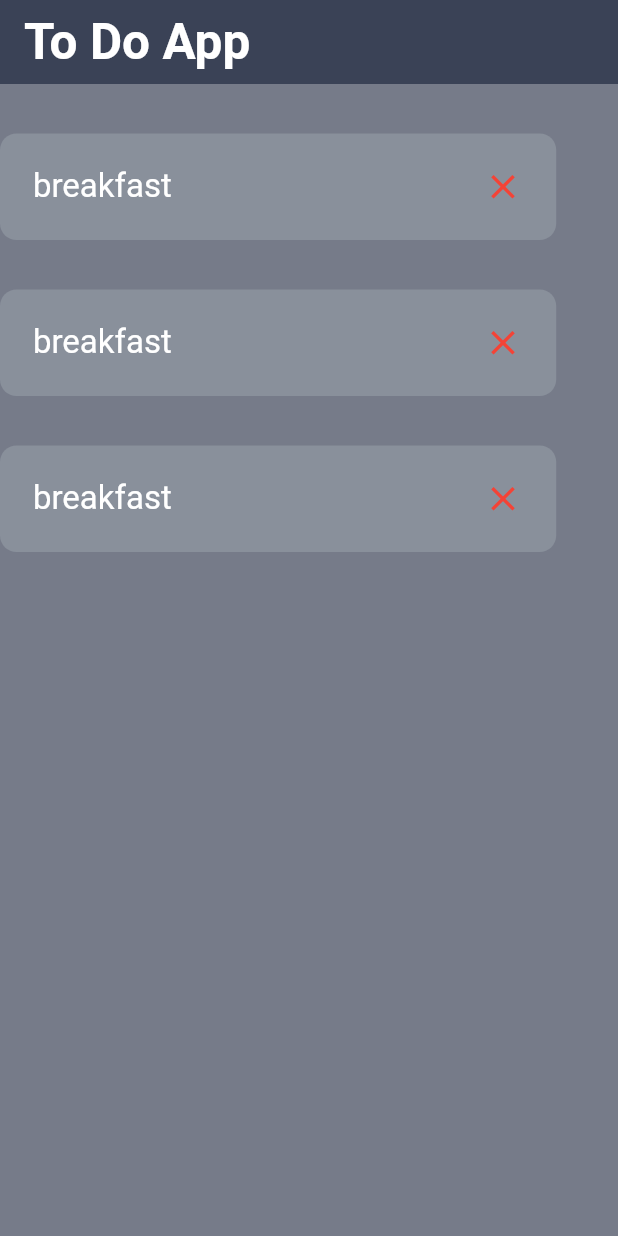
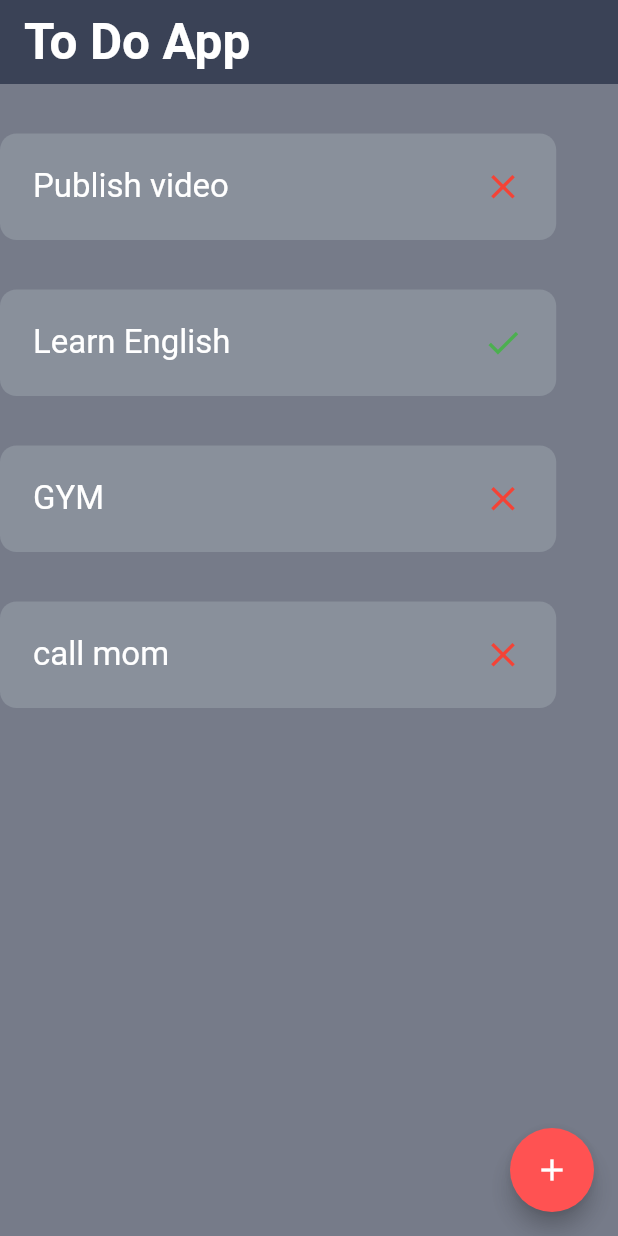
Before and after one commit to ArwaOsama92/flutter_todo_project, a Flutter app: the screen it shows after launch, on a phone screen of 412 x 824 dp. Run offline on Flutter 3.47's test engine with Material 2 defaults, Android fonts, the phone set to English and light mode, and no system bars.

Commit message:
ChangeTaskStatus

```diff
--- a/lib/main.dart
+++ b/lib/main.dart
@@ -24,10 +24,99 @@ class TodoApp extends StatefulWidget {
   State<TodoApp> createState() => _TodoAppState();
 }
 
+class Task {
+String title;
+bool status;
+Task({
+required this.title,
+required this.status,
+});
+
+}
+
+
+
+
+
+
+
 class _TodoAppState extends State<TodoApp> {
+
+List allTasks = [
+Task(title: "Publish video", status: false),
+Task(title: "Learn English", status: true),
+Task(title: "GYM", status: false),
+Task(title: "call mom", status: false),
+
+
+];
+
+addnewtask(){
+setState(() {
+  allTasks.add(
+    Task(title: myController.text, status: false)
+  );
+});
+}
+
+final myController = TextEditingController();
+
+
+
+
+
+
+
+
   @override
   Widget build(BuildContext context) {
     return Scaffold(
+      floatingActionButton: FloatingActionButton(
+        backgroundColor: Colors.redAccent,
+        child: Icon(Icons.add),
+        onPressed: (){
+          showDialog(
+            context: context,
+            builder: ( BuildContext context) {
+              return Dialog(
+                shape: RoundedRectangleBorder(borderRadius: BorderRadius.circular(20)),
+                child: Container(
+                  padding: EdgeInsets.all(22),
+                  height: 200,
+                  child: Column(
+                    mainAxisAlignment: MainAxisAlignment.center,
+                    children: [
+                      TextField(
+                        controller: myController,
+                          maxLength: 20,
+                          decoration: InputDecoration(
+                            hintText: "Add New Task"
+                          ),
+                      ),
+                      SizedBox(
+                        height: 30,
+                      ),
+                      TextButton(onPressed: (){
+                        addnewtask();
+                        Navigator.pop(context);
+                      },
+
+                       child: Text("ADD", style: TextStyle(fontSize: 22),))
+
+                    ],
+                  ),
+
+
+
+                  ),
+              );
+            },
+            );
+        }),
+
+
+
+
         backgroundColor: Color.fromRGBO(58, 66, 86, 0.7),
         appBar: AppBar(
           elevation: 0,
@@ -41,9 +130,10 @@ class _TodoAppState extends State<TodoApp> {
         body: Column(
           crossAxisAlignment: CrossAxisAlignment.center,
           children: [
-            TodoCard(),
-            TodoCard(),
-            TodoCard(),
+                  ...allTasks.map((item) => TodoCard(
+                    vartitle : item.title,
+                    doneORnot : item.status
+                  ))
 
 
 
--- a/lib/widgets.dart/todo-card.dart
+++ b/lib/widgets.dart/todo-card.dart
@@ -1,8 +1,13 @@
+// ignore_for_file: prefer_const_constructors
+
 import 'package:flutter/material.dart';
 
 
 class TodoCard extends StatelessWidget {
-  const TodoCard({super.key});
+
+final String vartitle;
+final doneORnot;
+const TodoCard({super.key, required this.vartitle,required this.doneORnot });
 
   @override
   Widget build(BuildContext context) {
@@ -16,13 +21,14 @@ class TodoCard extends StatelessWidget {
                     mainAxisAlignment: MainAxisAlignment.spaceBetween,
                     children: [
                       Text(
-                        "breakfast",
+                        vartitle,
                         style: TextStyle(fontSize: 22, color: Colors.white),
                       ),
                       Icon(
-                        Icons.close,
+                          doneORnot ? Icons.check : Icons.close ,
+
                         size: 27,
-                        color: Colors.red,
+                        color: doneORnot ? Colors.green :Colors.red ,
                       ),
                     ],
                   ),
```
